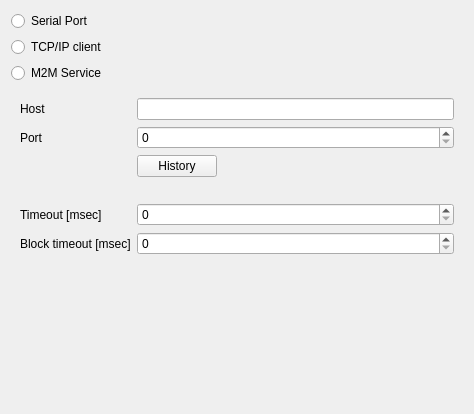
KTS-Intek/quick-collect, file zbyrator-src/zbyrifacesett.ui: the form before one commit.
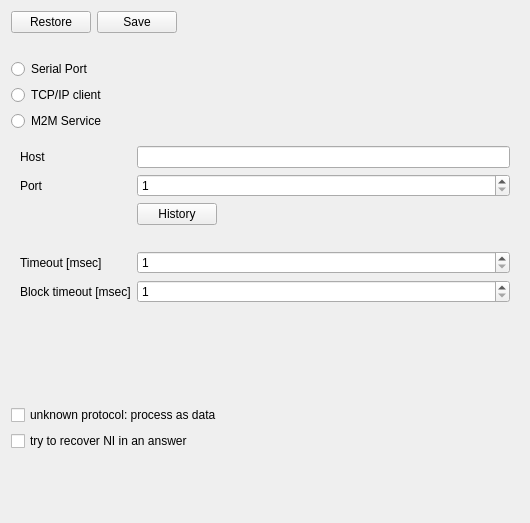
The form after the commit. The open tabs and pages were chosen to show the change. Icons and pictures are not drawn.

Diff of the .ui file:
```diff
--- a/zbyrator-src/zbyrifacesett.ui
+++ b/zbyrator-src/zbyrifacesett.ui
@@ -6,14 +6,66 @@
    <rect>
     <x>0</x>
     <y>0</y>
-    <width>473</width>
-    <height>414</height>
+    <width>530</width>
+    <height>523</height>
    </rect>
   </property>
   <property name="windowTitle">
    <string>Form</string>
   </property>
   <layout class="QVBoxLayout" name="verticalLayout_2">
+   <item>
+    <layout class="QHBoxLayout" name="horizontalLayout_3">
+     <item>
+      <widget class="QPushButton" name="pbRestore">
+       <property name="text">
+        <string>Restore</string>
+       </property>
+       <property name="icon">
+        <iconset resource="../res.qrc">
+         <normaloff>:/katynko/svg/view-refresh.svg</normaloff>:/katynko/svg/view-refresh.svg</iconset>
+       </property>
+      </widget>
+     </item>
+     <item>
+      <widget class="QPushButton" name="pbSave">
+       <property name="text">
+        <string>Save</string>
+       </property>
+       <property name="icon">
+        <iconset resource="../res.qrc">
+         <normaloff>:/katynko/svg/document-save.svg</normaloff>:/katynko/svg/document-save.svg</iconset>
+       </property>
+      </widget>
+     </item>
+     <item>
+      <spacer name="horizontalSpacer_7">
+       <property name="orientation">
+        <enum>Qt::Horizontal</enum>
+       </property>
+       <property name="sizeHint" stdset="0">
+        <size>
+         <width>40</width>
+         <height>20</height>
+        </size>
+       </property>
+      </spacer>
+     </item>
+    </layout>
+   </item>
+   <item>
+    <spacer name="horizontalSpacer_8">
+     <property name="orientation">
+      <enum>Qt::Horizontal</enum>
+     </property>
+     <property name="sizeHint" stdset="0">
+      <size>
+       <width>40</width>
+       <height>20</height>
+      </size>
+     </property>
+    </spacer>
+   </item>
    <item>
     <layout class="QVBoxLayout" name="verticalLayout">
      <item>
@@ -41,6 +93,12 @@
    </item>
    <item>
     <widget class="QStackedWidget" name="stackedWidget">
+     <property name="sizePolicy">
+      <sizepolicy hsizetype="Preferred" vsizetype="Fixed">
+       <horstretch>0</horstretch>
+       <verstretch>0</verstretch>
+      </sizepolicy>
+     </property>
      <property name="currentIndex">
       <number>0</number>
      </property>
@@ -152,7 +210,14 @@
      <widget class="QWidget" name="page_2">
       <layout class="QGridLayout" name="gridLayout_2">
        <item row="5" column="1">
-        <widget class="QSpinBox" name="sbTcpBlockTimeout"/>
+        <widget class="QSpinBox" name="sbTcpBlockTimeout">
+         <property name="minimum">
+          <number>1</number>
+         </property>
+         <property name="maximum">
+          <number>59999</number>
+         </property>
+        </widget>
        </item>
        <item row="0" column="1">
         <widget class="QLineEdit" name="leHost"/>
@@ -165,7 +230,14 @@
         </widget>
        </item>
        <item row="1" column="1">
-        <widget class="QSpinBox" name="spinBox"/>
+        <widget class="QSpinBox" name="sbTcpPort">
+         <property name="minimum">
+          <number>1</number>
+         </property>
+         <property name="maximum">
+          <number>65534</number>
+         </property>
+        </widget>
        </item>
        <item row="2" column="1">
         <layout class="QHBoxLayout" name="horizontalLayout">
@@ -219,7 +291,14 @@
         </widget>
        </item>
        <item row="4" column="1">
-        <widget class="QSpinBox" name="sbTcpTimeout"/>
+        <widget class="QSpinBox" name="sbTcpTimeout">
+         <property name="minimum">
+          <number>1</number>
+         </property>
+         <property name="maximum">
+          <number>59999</number>
+         </property>
+        </widget>
        </item>
        <item row="1" column="0">
         <widget class="QLabel" name="label_7">
@@ -347,6 +426,48 @@
      </widget>
     </widget>
    </item>
+   <item>
+    <spacer name="horizontalSpacer_6">
+     <property name="orientation">
+      <enum>Qt::Horizontal</enum>
+     </property>
+     <property name="sizeHint" stdset="0">
+      <size>
+       <width>40</width>
+       <height>20</height>
+      </size>
+     </property>
+    </spacer>
+   </item>
+   <item>
+    <widget class="QCheckBox" name="cbxUnknownPrtcl">
+     <property name="text">
+      <string>unknown protocol: process as data</string>
+     </property>
+    </widget>
+   </item>
+   <item>
+    <widget class="QCheckBox" name="cbxRecoverNI">
+     <property name="text">
+      <string>try to recover NI in an answer </string>
+     </property>
+    </widget>
+   </item>
+   <item>
+    <widget class="QWidget" name="widget" native="true">
+     <property name="sizePolicy">
+      <sizepolicy hsizetype="Preferred" vsizetype="Expanding">
+       <horstretch>0</horstretch>
+       <verstretch>22</verstretch>
+      </sizepolicy>
+     </property>
+     <layout class="QVBoxLayout" name="verticalLayout_4">
+      <item>
+       <layout class="QVBoxLayout" name="verticalLayout_3"/>
+      </item>
+     </layout>
+    </widget>
+   </item>
    <item>
     <spacer name="verticalSpacer_2">
      <property name="orientation">
```
Left out of the diff: 87 changed lines with no effect on the pictures.
